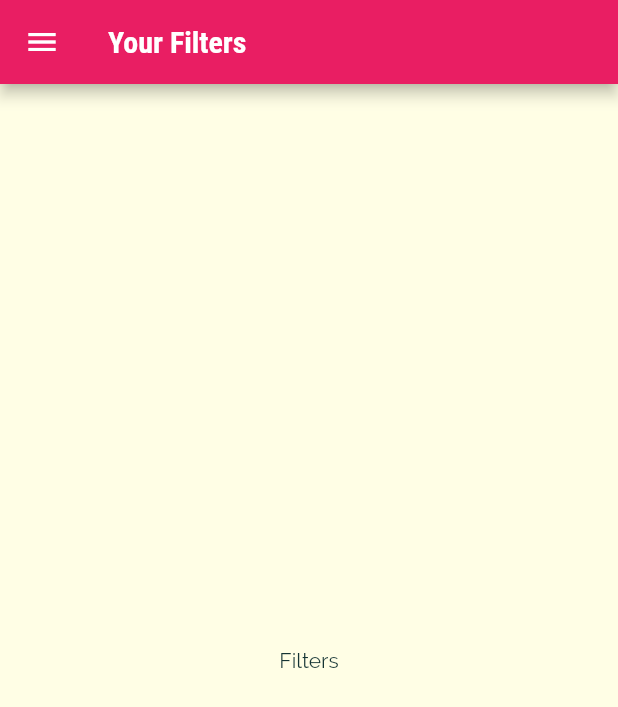
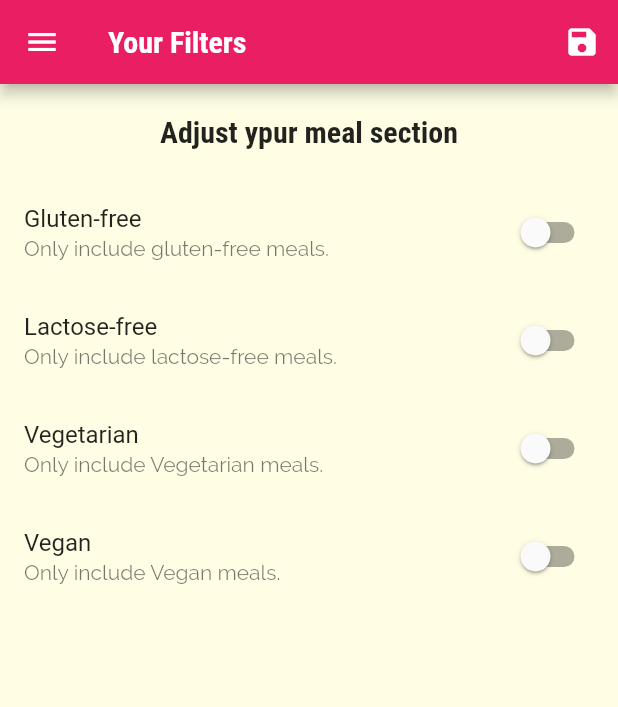
Before and after one commit to KishoreSohanda/Deli_Meals, a Flutter app: the FilterScreen screen opened by its route, on a phone screen of 412 x 824 dp. Shown: the top 707 px of the screen. Run offline on Flutter 3.47's test engine with Material 2 defaults, Android fonts, the phone set to English and light mode, and no system bars.

```diff
--- a/lib/main.dart
+++ b/lib/main.dart
@@ -1,16 +1,72 @@
 import 'package:flutter/material.dart';
+import './dummy_data.dart';
 import './screens/filters_screen.dart';
 import './screens/tabs_screen.dart';
 import '../screens/meal_detail_screen.dart';
 import './screens/category_meals_screen.dart';
 import './screens/categories_screen.dart';
+import './models/meal.dart';
 
 void main() {
   runApp(const MyApp());
 }
 
-class MyApp extends StatelessWidget {
+class MyApp extends StatefulWidget {
   const MyApp({super.key});
+
+  @override
+  State<MyApp> createState() => _MyAppState();
+}
+
+class _MyAppState extends State<MyApp> {
+
+  Map<String,bool>_filters={
+    'gluten':false,
+    'lactose':false,
+    'vegan':false,
+    'vegetarian':false,
+  };
+
+  List<Meal> _availableMeals=DUMMY_MEALS;
+  final List<Meal> _favoriteMeals=[];
+
+  void _setFilters(Map<String,bool> filterData){
+    setState(() {
+      _filters=filterData;
+      _availableMeals=DUMMY_MEALS.where((meal) {
+          if(_filters['gluten']!&&!meal.isGlutenFree){
+            return false;
+          }
+          if(_filters['lactose']!&&!meal.isLactoseFree){
+            return false;
+          }
+          if(_filters['vegan']!&&!meal.isVegan){
+            return false;
+          }
+          if(_filters['vegetarian']!&&!meal.isVegetarian){
+            return false;
+          }
+          return true;
+      }).toList();
+    });
+  }
+
+  void _toggleFavorite(String mealId){
+    final existingIndex = _favoriteMeals.indexWhere((meal) => meal.id==mealId);
+    if(existingIndex>=0){
+      setState(() {
+        _favoriteMeals.removeAt(existingIndex);
+      });
+    }else{
+      setState(() {
+        _favoriteMeals.add(DUMMY_MEALS.firstWhere((meal) => meal.id==mealId));
+      });
+    }
+  }
+
+  bool _isMealFavorite(String id){
+    return _favoriteMeals.any((meal) => meal.id==id);
+  }
 
   @override
   Widget build(BuildContext context) {
@@ -36,10 +92,10 @@ class MyApp extends StatelessWidget {
       ),
       // home: const CategoriesScreen(),
       routes: {
-        '/': (ctx) => const TabsScreen(),
-        CategoryMealsScreen.routeName: (ctx) => const CategoryMealsScreen(),
-        MealDetailScreen.routeName: (ctx) => const MealDetailScreen(),
-        FilterScreen.routeName:(ctx)=> const FilterScreen(),
+        '/': (ctx) => TabsScreen(_favoriteMeals),
+        CategoryMealsScreen.routeName: (ctx) => CategoryMealsScreen(_availableMeals),
+        MealDetailScreen.routeName: (ctx) => MealDetailScreen(_toggleFavorite,_isMealFavorite),
+        FilterScreen.routeName:(ctx)=> FilterScreen(_filters,_setFilters),
       },
       // onGenerateRoute: (settings) {print(settings.arguments);},
       onUnknownRoute: (settings) {
--- a/lib/screens/filters_screen.dart
+++ b/lib/screens/filters_screen.dart
@@ -1,20 +1,121 @@
 import 'package:flutter/material.dart';
 import '../widgets/main_drawer.dart';
 
-class FilterScreen extends StatelessWidget {
+class FilterScreen extends StatefulWidget {
   static const routeName = '/filters';
-  const FilterScreen({super.key});
+  final Function saveFilters;
+  final Map<String,bool> currentFilters;
+  const FilterScreen(this.currentFilters,this.saveFilters, {super.key});
+
+  @override
+  State<FilterScreen> createState() => _FilterScreenState();
+}
+
+class _FilterScreenState extends State<FilterScreen> {
+  var _glutenFree = false;
+  var _vegetarian = false;
+  var _vegan = false;
+  var _lactoseFree = false;
+  @override
+  void initState() {
+    _glutenFree=widget.currentFilters['gluten'] as bool;
+    _lactoseFree=widget.currentFilters['lactose'] as bool;
+    _vegan=widget.currentFilters['vegan'] as bool;
+    _vegetarian=widget.currentFilters['vegetarian'] as bool;
+    super.initState();
+  }
+
+  Widget _buildSwitchTile(
+    String title,
+    String description,
+    bool currentValue,
+    dynamic updateValue,
+  ) {
+    return SwitchListTile(
+      title: Text(title),
+      value: currentValue,
+      subtitle: Text(description),
+      onChanged: updateValue,
+    );
+  }
 
   @override
   Widget build(BuildContext context) {
     return Scaffold(
-      appBar: AppBar(
-        title: const Text('Your Filters'),
-      ),
-      drawer: const MainDrawer(),
-      body: const Center(
-        child: Text('Filters'),
-      ),
-    );
+        appBar: AppBar(
+          title: const Text('Your Filters'),
+          actions: [
+            IconButton(
+              onPressed: () {
+                final selectedFilters = {
+                  'gluten': _glutenFree,
+                  'lactose': _lactoseFree,
+                  'vegan': _vegan,
+                  'vegetarian': _vegetarian,
+                };
+                widget.saveFilters(selectedFilters);
+              },
+              icon: const Icon(Icons.save),
+            ),
+          ],
+        ),
+        drawer: const MainDrawer(),
+        body: Column(
+          children: [
+            Container(
+              padding: const EdgeInsets.all(20),
+              child: Text(
+                'Adjust ypur meal section',
+                style: Theme.of(context).textTheme.titleLarge,
+              ),
+            ),
+            Expanded(
+              child: ListView(
+                children: [
+                  _buildSwitchTile(
+                    'Gluten-free',
+                    'Only include gluten-free meals.',
+                    _glutenFree,
+                    (newValue) {
+                      setState(() {
+                        _glutenFree = newValue;
+                      });
+                    },
+                  ),
+                  _buildSwitchTile(
+                    'Lactose-free',
+                    'Only include lactose-free meals.',
+                    _lactoseFree,
+                    (newValue) {
+                      setState(() {
+                        _lactoseFree = newValue;
+                      });
+                    },
+                  ),
+                  _buildSwitchTile(
+                    'Vegetarian',
+                    'Only include Vegetarian meals.',
+                    _vegetarian,
+                    (newValue) {
+                      setState(() {
+                        _vegetarian = newValue;
+                      });
+                    },
+                  ),
+                  _buildSwitchTile(
+                    'Vegan',
+                    'Only include Vegan meals.',
+                    _vegan,
+                    (newValue) {
+                      setState(() {
+                        _vegan = newValue;
+                      });
+                    },
+                  ),
+                ],
+              ),
+            ),
+          ],
+        ));
   }
 }
```
Also changed, not shown: lib/screens/category_meals_screen.dart (+9 -9 lines), lib/screens/favourites_screen.dart (+22 -2 lines), lib/screens/meal_detail_screen.dart (+9 -3 lines), lib/screens/tabs_screen.dart (+13 -5 lines), lib/widgets/meal_item.dart (+9 -7 lines).
